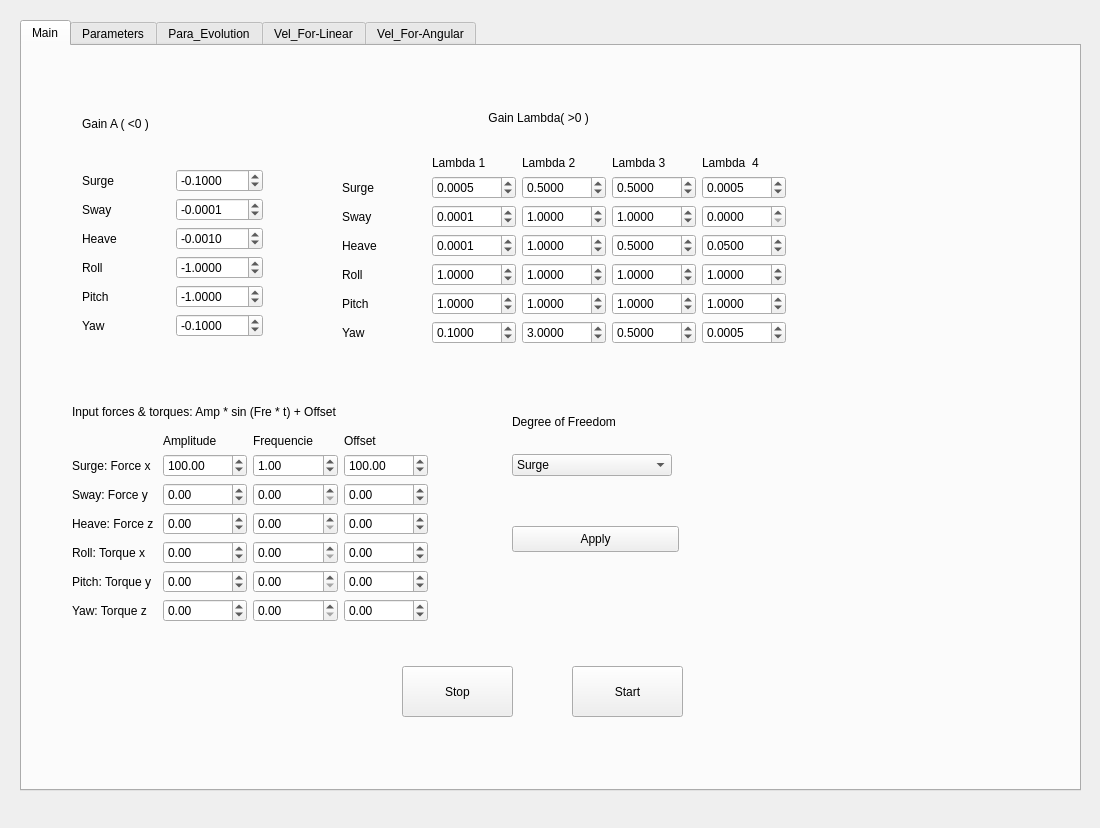
Qt form scripts/gui/ParametersStatus.ui (joaobrittoneto/orogen-adap_parameters_estimator) before a commit.
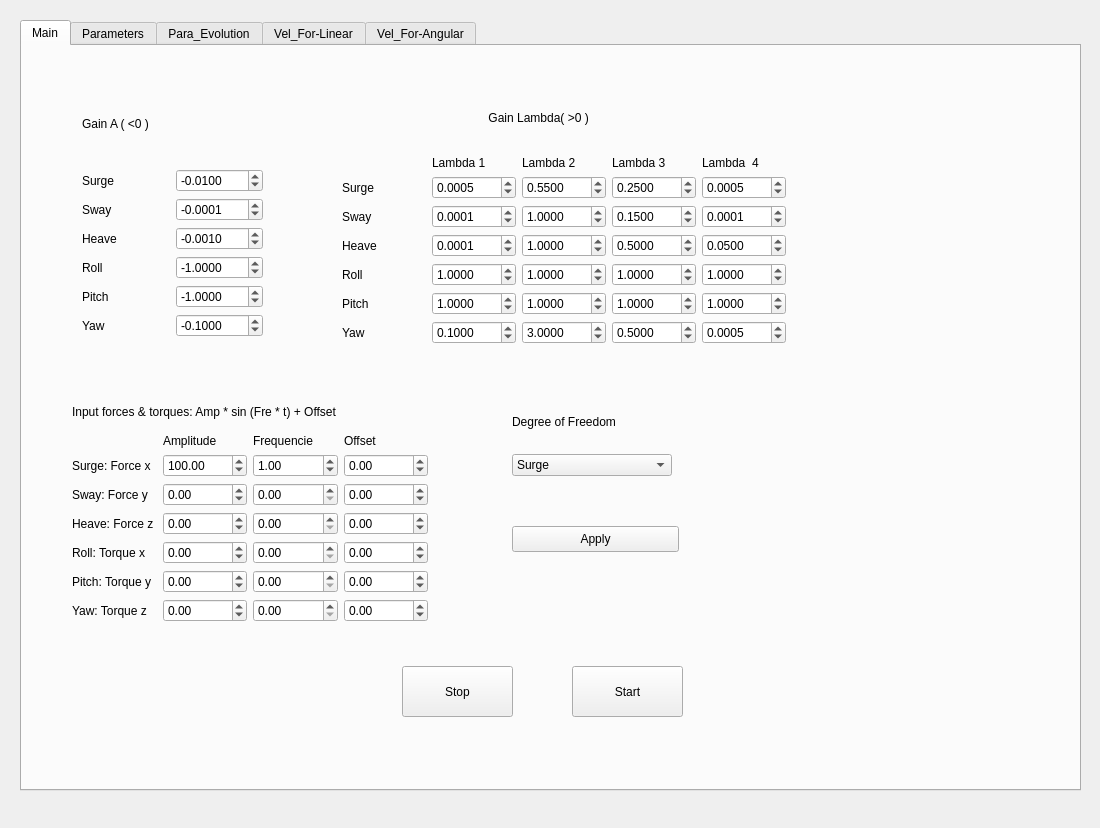
The same form after that commit. Custom widgets are drawn as their Qt base class.

Commit message: gain surge updated

What changed in the file:
```diff
--- a/scripts/gui/ParametersStatus.ui
+++ b/scripts/gui/ParametersStatus.ui
@@ -72,7 +72,7 @@
            <double>0.000100000000000</double>
           </property>
           <property name="value">
-           <double>-0.100000000000000</double>
+           <double>-0.010000000000000</double>
           </property>
          </widget>
         </item>
@@ -299,7 +299,7 @@
            <double>0.000100000000000</double>
           </property>
           <property name="value">
-           <double>0.500000000000000</double>
+           <double>0.250000000000000</double>
           </property>
          </widget>
         </item>
@@ -325,7 +325,7 @@
            <double>0.000100000000000</double>
           </property>
           <property name="value">
-           <double>1.000000000000000</double>
+           <double>0.150000000000000</double>
           </property>
          </widget>
         </item>
@@ -448,6 +448,9 @@
           <property name="singleStep">
            <double>0.000100000000000</double>
           </property>
+          <property name="value">
+           <double>0.000100000000000</double>
+          </property>
          </widget>
         </item>
         <item row="1" column="2">
@@ -459,7 +462,7 @@
            <double>0.000100000000000</double>
           </property>
           <property name="value">
-           <double>0.500000000000000</double>
+           <double>0.550000000000000</double>
           </property>
          </widget>
         </item>
@@ -885,7 +888,7 @@
            <double>1000.000000000000000</double>
           </property>
           <property name="value">
-           <double>100.000000000000000</double>
+           <double>0.000000000000000</double>
           </property>
          </widget>
         </item>
```
